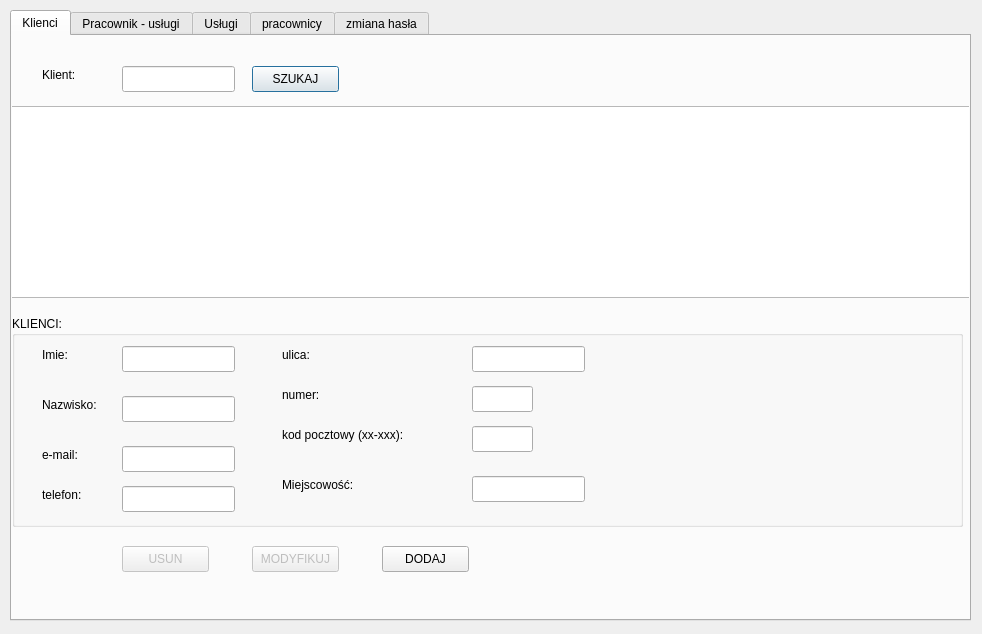
Qt form program.ui (eKrzaczkowska/BazyDanych) before a commit.
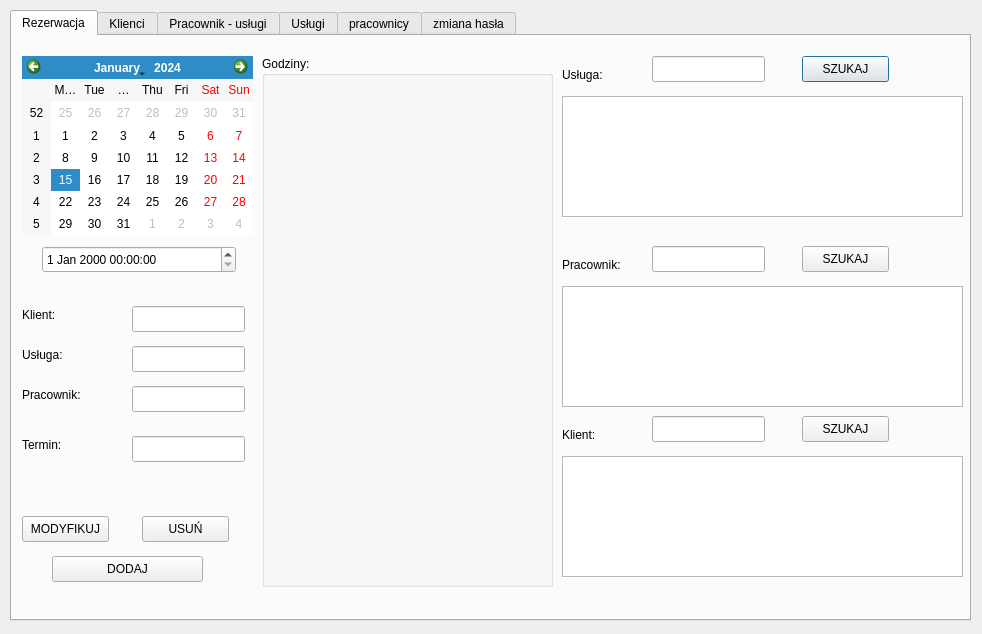
The same form after that commit. Icons and pictures are not drawn.

Diff of the .ui file:
```diff
--- a/program.ui
+++ b/program.ui
@@ -31,6 +31,313 @@
    <property name="currentIndex">
     <number>0</number>
    </property>
+   <widget class="QWidget" name="tab_4">
+    <attribute name="title">
+     <string>Rezerwacja</string>
+    </attribute>
+    <widget class="QLabel" name="label_33">
+     <property name="geometry">
+      <rect>
+       <x>550</x>
+       <y>30</y>
+       <width>66</width>
+       <height>18</height>
+      </rect>
+     </property>
+     <property name="text">
+      <string>Usługa:</string>
+     </property>
+    </widget>
+    <widget class="QLineEdit" name="txtRuslugaSzukaj">
+     <property name="geometry">
+      <rect>
+       <x>640</x>
+       <y>20</y>
+       <width>113</width>
+       <height>26</height>
+      </rect>
+     </property>
+    </widget>
+    <widget class="QLabel" name="label_34">
+     <property name="geometry">
+      <rect>
+       <x>550</x>
+       <y>390</y>
+       <width>66</width>
+       <height>18</height>
+      </rect>
+     </property>
+     <property name="text">
+      <string>Klient:</string>
+     </property>
+    </widget>
+    <widget class="QLineEdit" name="txtRklientSzukaj">
+     <property name="geometry">
+      <rect>
+       <x>640</x>
+       <y>380</y>
+       <width>113</width>
+       <height>26</height>
+      </rect>
+     </property>
+    </widget>
+    <widget class="QLabel" name="label_35">
+     <property name="geometry">
+      <rect>
+       <x>550</x>
+       <y>220</y>
+       <width>81</width>
+       <height>18</height>
+      </rect>
+     </property>
+     <property name="text">
+      <string>Pracownik:</string>
+     </property>
+    </widget>
+    <widget class="QLineEdit" name="txtRPracownikSzukaj">
+     <property name="geometry">
+      <rect>
+       <x>640</x>
+       <y>210</y>
+       <width>113</width>
+       <height>26</height>
+      </rect>
+     </property>
+    </widget>
+    <widget class="QPushButton" name="btnRSzukajUsluga">
+     <property name="geometry">
+      <rect>
+       <x>790</x>
+       <y>20</y>
+       <width>87</width>
+       <height>26</height>
+      </rect>
+     </property>
+     <property name="text">
+      <string>SZUKAJ</string>
+     </property>
+    </widget>
+    <widget class="QPushButton" name="btnRSzukajKlient">
+     <property name="geometry">
+      <rect>
+       <x>790</x>
+       <y>380</y>
+       <width>87</width>
+       <height>26</height>
+      </rect>
+     </property>
+     <property name="text">
+      <string>SZUKAJ</string>
+     </property>
+    </widget>
+    <widget class="QPushButton" name="btnRSzukajPracownik">
+     <property name="geometry">
+      <rect>
+       <x>790</x>
+       <y>210</y>
+       <width>87</width>
+       <height>26</height>
+      </rect>
+     </property>
+     <property name="text">
+      <string>SZUKAJ</string>
+     </property>
+    </widget>
+    <widget class="QTableView" name="dgRUsluga">
+     <property name="geometry">
+      <rect>
+       <x>550</x>
+       <y>60</y>
+       <width>401</width>
+       <height>121</height>
+      </rect>
+     </property>
+    </widget>
+    <widget class="QTableView" name="dgRPracownik">
+     <property name="geometry">
+      <rect>
+       <x>550</x>
+       <y>250</y>
+       <width>401</width>
+       <height>121</height>
+      </rect>
+     </property>
+    </widget>
+    <widget class="QTableView" name="dgRKlient">
+     <property name="geometry">
+      <rect>
+       <x>550</x>
+       <y>420</y>
+       <width>401</width>
+       <height>121</height>
+      </rect>
+     </property>
+    </widget>
+    <widget class="QGroupBox" name="gbRGodziny">
+     <property name="geometry">
+      <rect>
+       <x>250</x>
+       <y>20</y>
+       <width>291</width>
+       <height>531</height>
+      </rect>
+     </property>
+     <property name="title">
+      <string>Godziny:</string>
+     </property>
+    </widget>
+    <widget class="QDateTimeEdit" name="dateTimeEdit">
+     <property name="geometry">
+      <rect>
+       <x>30</x>
+       <y>210</y>
+       <width>194</width>
+       <height>27</height>
+      </rect>
+     </property>
+    </widget>
+    <widget class="QCalendarWidget" name="calendarWidget">
+     <property name="geometry">
+      <rect>
+       <x>10</x>
+       <y>20</y>
+       <width>231</width>
+       <height>179</height>
+      </rect>
+     </property>
+    </widget>
+    <widget class="QLabel" name="label_36">
+     <property name="geometry">
+      <rect>
+       <x>10</x>
+       <y>270</y>
+       <width>66</width>
+       <height>18</height>
+      </rect>
+     </property>
+     <property name="text">
+      <string>Klient:</string>
+     </property>
+    </widget>
+    <widget class="QLabel" name="label_37">
+     <property name="geometry">
+      <rect>
+       <x>10</x>
+       <y>310</y>
+       <width>66</width>
+       <height>18</height>
+      </rect>
+     </property>
+     <property name="text">
+      <string>Usługa:</string>
+     </property>
+    </widget>
+    <widget class="QLabel" name="label_38">
+     <property name="geometry">
+      <rect>
+       <x>10</x>
+       <y>400</y>
+       <width>81</width>
+       <height>18</height>
+      </rect>
+     </property>
+     <property name="text">
+      <string>Termin:</string>
+     </property>
+    </widget>
+    <widget class="QLineEdit" name="txtRklient">
+     <property name="geometry">
+      <rect>
+       <x>120</x>
+       <y>270</y>
+       <width>113</width>
+       <height>26</height>
+      </rect>
+     </property>
+    </widget>
+    <widget class="QLineEdit" name="txtRUsluga">
+     <property name="geometry">
+      <rect>
+       <x>120</x>
+       <y>310</y>
+       <width>113</width>
+       <height>26</height>
+      </rect>
+     </property>
+    </widget>
+    <widget class="QLineEdit" name="txtRTermin">
+     <property name="geometry">
+      <rect>
+       <x>120</x>
+       <y>400</y>
+       <width>113</width>
+       <height>26</height>
+      </rect>
+     </property>
+    </widget>
+    <widget class="QPushButton" name="btnRDodaj">
+     <property name="geometry">
+      <rect>
+       <x>40</x>
+       <y>520</y>
+       <width>151</width>
+       <height>26</height>
+      </rect>
+     </property>
+     <property name="text">
+      <string>DODAJ</string>
+     </property>
+    </widget>
+    <widget class="QPushButton" name="btnRmodyfikuj">
+     <property name="geometry">
+      <rect>
+       <x>10</x>
+       <y>480</y>
+       <width>87</width>
+       <height>26</height>
+      </rect>
+     </property>
+     <property name="text">
+      <string>MODYFIKUJ</string>
+     </property>
+    </widget>
+    <widget class="QPushButton" name="btnRUsun">
+     <property name="geometry">
+      <rect>
+       <x>130</x>
+       <y>480</y>
+       <width>87</width>
+       <height>26</height>
+      </rect>
+     </property>
+     <property name="text">
+      <string>USUŃ</string>
+     </property>
+    </widget>
+    <widget class="QLabel" name="label_39">
+     <property name="geometry">
+      <rect>
+       <x>10</x>
+       <y>350</y>
+       <width>91</width>
+       <height>18</height>
+      </rect>
+     </property>
+     <property name="text">
+      <string>Pracownik:</string>
+     </property>
+    </widget>
+    <widget class="QLineEdit" name="txtRPracownik">
+     <property name="geometry">
+      <rect>
+       <x>120</x>
+       <y>350</y>
+       <width>113</width>
+       <height>26</height>
+      </rect>
+     </property>
+    </widget>
+   </widget>
    <widget class="QWidget" name="tab_3">
     <attribute name="title">
      <string>Klienci</string>
```
